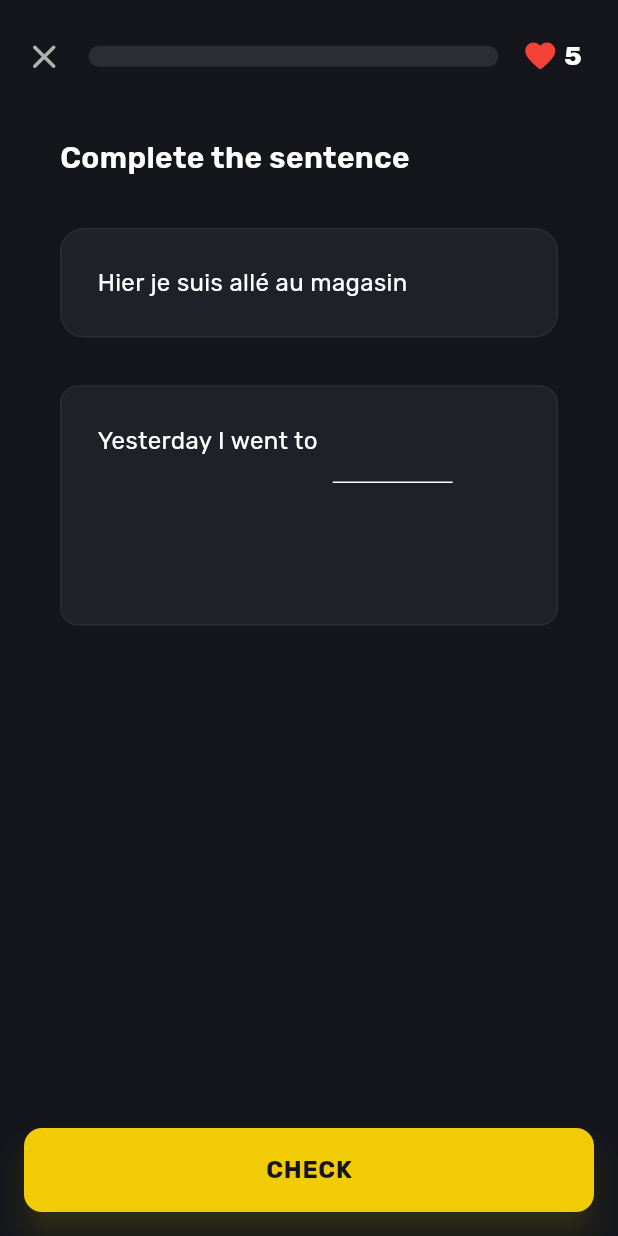
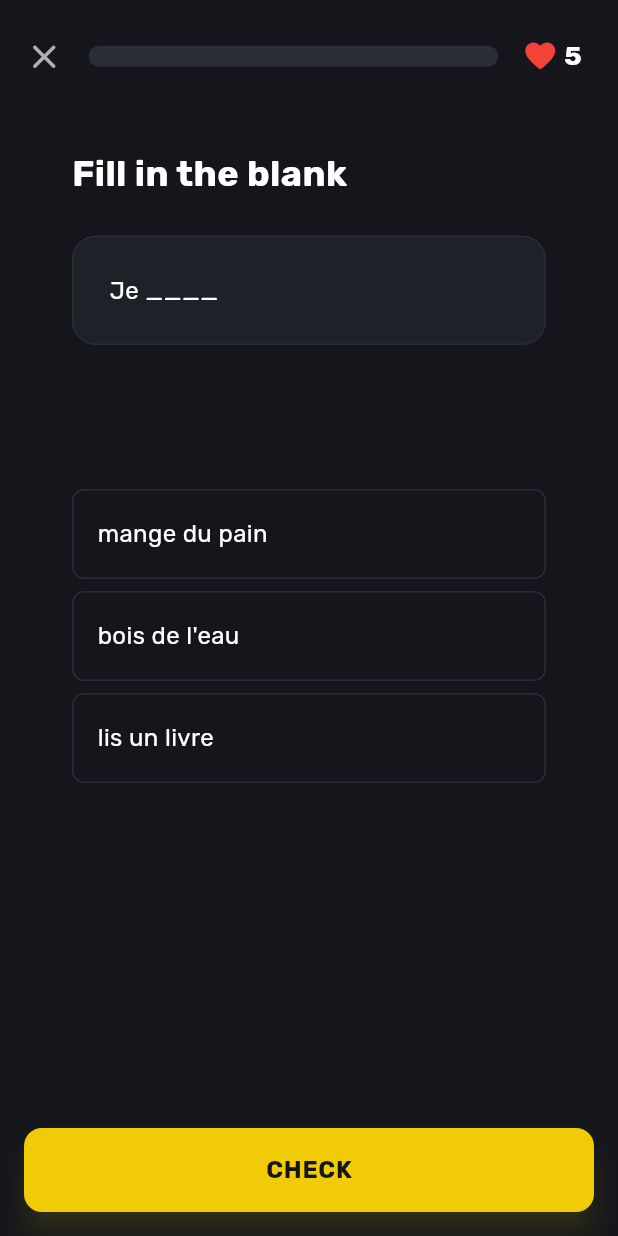
Before and after one commit to hadamard-2/lisan_app, a Flutter app: the screen it shows after launch, on a phone screen of 412 x 824 dp. Run offline on Flutter 3.47's test engine with Material 3 defaults, Android fonts, the phone set to English and light mode, and no system bars; our stand-ins replace google_fonts, material_symbols_icons.

Commit message:
feat: implement FillInBlankExercise
- added FillInBlankExercise widget
- defined FillInBlankExerciseData and FillInBlankHandler
- corrected file name: complete_sentence_data.dart --> complete_sentence_exercise_data.dart

```diff
--- a/lib/exercise_handlers/complete_sentence_handler.dart
+++ b/lib/exercise_handlers/complete_sentence_handler.dart
@@ -1,4 +1,4 @@
-import 'package:lisan_app/models/complete_sentence_data.dart';
+import 'package:lisan_app/models/complete_sentence_exercise_data.dart';
 import 'package:lisan_app/models/exercise_result.dart';
 
 class CompleteSentenceHandler implements ExerciseHandler {
@@ -14,7 +14,7 @@ class CompleteSentenceHandler implements ExerciseHandler {
       isCorrect: isCorrect,
       feedbackMessage: isCorrect
           ? 'Great job!'
-          : 'It\'s okay to make mistakes as long as we learn from them.',
+          : 'Mistakes are lessons in disguise.',
       correctAnswer: _getCorrectAnswer(),
     );
   }
--- a/lib/exercise_handlers/exercise_handler_factory.dart
+++ b/lib/exercise_handlers/exercise_handler_factory.dart
@@ -4,8 +4,9 @@ import 'package:lisan_app/exercise_handlers/listening_handler.dart';
 import 'package:lisan_app/exercise_handlers/picture_matching_handler.dart';
 import 'package:lisan_app/exercise_handlers/speaking_handler.dart';
 import 'package:lisan_app/exercise_handlers/translation_handler.dart';
-import 'package:lisan_app/models/complete_sentence_data.dart';
+import 'package:lisan_app/models/complete_sentence_exercise_data.dart';
 import 'package:lisan_app/models/exercise_result.dart';
+import 'package:lisan_app/models/fill_in_blank_data.dart';
 import 'package:lisan_app/models/translation_exercise_data.dart';
 
 class ExerciseHandlerFactory {
@@ -16,7 +17,7 @@ class ExerciseHandlerFactory {
       case 'complete_sentence':
         return CompleteSentenceHandler(CompleteSentenceExerciseData.fromJson(exercise));
       case 'fill_in_blank':
-        return FillInBlankHandler(exercise);
+        return FillInBlankHandler(FillInBlankExerciseData.fromJson(exercise));
       case 'speaking':
         return SpeakingHandler(exercise);
       case 'listening':
--- /dev/null
+++ b/lib/exercise_handlers/fill_in_blank_handler.dart
@@ -0,0 +1,42 @@
+import 'package:lisan_app/models/exercise_result.dart';
+import 'package:lisan_app/models/fill_in_blank_data.dart';
+
+class FillInBlankHandler implements ExerciseHandler {
+  final FillInBlankExerciseData exerciseData;
+
+  FillInBlankHandler(this.exerciseData);
+
+  @override
+  ExerciseResult validateAndGetFeedback(dynamic userAnswer) {
+    final isCorrect = _validate(userAnswer);
+
+    return ExerciseResult(
+      isCorrect: isCorrect,
+      feedbackMessage: isCorrect
+          ? 'Excellent! You selected the correct word(s).'
+          : 'Mistakes are lessons in disguise.',
+      correctAnswer: _getCorrectAnswer(),
+    );
+  }
+
+  bool _validate(dynamic userAnswer) {
+    if (userAnswer.toString().isEmpty) return false;
+
+    final userAnswerSplit = userAnswer.toString().split(' ... ');
+    print('userAnswerSplit: $userAnswerSplit');
+
+    String finalUserAnswer = exerciseData.sentenceWithPlaceholders;
+    for (int i = 0; i < userAnswerSplit.length; i++) {
+      finalUserAnswer = finalUserAnswer.replaceFirst(
+        '____',
+        userAnswerSplit[i],
+      );
+    }
+
+    return exerciseData.correctAnswers.contains(finalUserAnswer);
+  }
+
+  String _getCorrectAnswer() {
+    return exerciseData.correctAnswers.first;
+  }
+}
--- a/lib/exercise_handlers/translation_handler.dart
+++ b/lib/exercise_handlers/translation_handler.dart
@@ -14,7 +14,7 @@ class TranslationHandler implements ExerciseHandler {
       isCorrect: isCorrect,
       feedbackMessage: isCorrect
           ? 'Excellent! Your translation is correct.'
-          : 'It\'s okay to make mistakes, as long as we learn from them.',
+          : 'Mistakes are lessons in disguise.',
       correctAnswer: _getCorrectAnswer(),
     );
   }
--- a/lib/main.dart
+++ b/lib/main.dart
@@ -1,9 +1,11 @@
 import 'package:flutter/material.dart';
 import 'package:google_fonts/google_fonts.dart';
 import 'package:lisan_app/exercise_handlers/exercise_handler_factory.dart';
-import 'package:lisan_app/models/complete_sentence_data.dart';
 import 'package:lisan_app/models/exercise_result.dart';
+import 'package:lisan_app/models/complete_sentence_exercise_data.dart';
+import 'package:lisan_app/models/fill_in_blank_data.dart';
 import 'package:lisan_app/models/translation_exercise_data.dart';
+import 'package:lisan_app/pages/exercise/fill_in_blank_exercise.dart';
 
 import 'package:lisan_app/pages/exercise/lesson_template.dart';
 import 'package:lisan_app/pages/exercise/lesson_completion_page.dart';
@@ -62,42 +64,67 @@ class _MyAppState extends State<MyApp> {
     //     "correct_answers": ["Ils sont différents maintenant"],
     //   },
     // },
+    // {
+    //   "id": "cs_001",
+    //   "type": "complete_sentence",
+    //   "subtype": "given_start",
+    //   "instruction": "Complete the sentence",
+    //   "data": {
+    //     "target_sentence": "Hier je suis allé au magasin",
+    //     "provided_text": "Yesterday I went to",
+    //     "correct_answers": ["Yesterday I went to the store"],
+    //   },
+    // },
+    // {
+    //   "id": "cs_002",
+    //   "type": "complete_sentence",
+    //   "subtype": "given_end",
+    //   "instruction": "Complete the sentence",
+    //   "data": {
+    //     "target_sentence": "La pizza est ma nourriture préférée",
+    //     "provided_text": "is my favorite food",
+    //     "correct_answers": ["Pizza is my favorite food"],
+    //   },
+    // },
+    // {
+    //   "id": "cs_003",
+    //   "type": "complete_sentence",
+    //   "subtype": "select_from_blocks",
+    //   "instruction": "Complete the sentence",
+    //   "data": {
+    //     "target_sentence": "Le soleil brille dans le ciel",
+    //     "display_with_blanks": "The ____ is ____ in the sky",
+    //     "blocks": ["sun", "shining", "moon", "bright", "bird", "flying"],
+    //     "correct_answers": ["The sun is shining in the sky"],
+    //   },
+    // },
     {
-      "id": "cs_001",
-      "type": "complete_sentence",
-      "subtype": "given_start",
-      "instruction": "Complete the sentence",
+      "id": "fb_001",
+      "type": "fill_in_blank",
+      "instruction": "Fill in the blank",
       "data": {
-        "target_sentence": "Hier je suis allé au magasin",
-        "provided_text": "Yesterday I went to",
-        "correct_answers": ["Yesterday I went to the store"],
+        "sentence_with_placeholders": "Je ____",
+        "options": ["mange du pain", "bois de l'eau", "lis un livre"],
+        "correct_answers": ["Je mange du pain"],
       },
     },
     {
-      "id": "cs_002",
-      "type": "complete_sentence",
-      "subtype": "given_end",
-      "instruction": "Complete the sentence",
+      "id": "fb_002",
+      "type": "fill_in_blank",
+      "instruction": "Fill in the blank",
       "data": {
-        "target_sentence": "La pizza est ma nourriture préférée",
-        "provided_text": "is my favorite food",
-        "correct_answers": ["Pizza is my favorite food"],
-      },
-    },
-    {
-      "id": "cs_003",
-      "type": "complete_sentence",
-      "subtype": "select_from_blocks",
-      "instruction": "Complete the sentence",
-      "data": {
-        "target_sentence": "Le soleil brille dans le ciel",
-        "display_with_blanks": "The ____ is ____ in the sky",
-        "blocks": ["sun", "shining", "moon", "bright", "bird", "flying"],
-        "correct_answers": ["The sun is shining in the sky"],
+        "sentence_with_placeholders": "____ est allé ____",
+        "options": [
+          "Il ... à l'école",
+          "Elle ... au marché",
+          "Nous ... au parc",
+        ],
+        "correct_answers": ["Il est allé à l'école"],
       },
     },
   ];
 
+  // NOTE - why the fuck am I accepting isCorrect here?!
   void _onTranslationAnswerChanged(int exerciseIndex, bool isCorrect) {
     setState(() {
       exerciseAnswers[exerciseIndex] = isCorrect;
@@ -105,6 +132,12 @@ class _MyAppState extends State<MyApp> {
   }
 
   void _onCompleteSentenceAnswerChanged(int exerciseIndex, String answer) {
+    setState(() {
+      exerciseAnswers[exerciseIndex] = answer;
+    });
+  }
+
+  void _onFillInBlankAnswerChanged(int exerciseIndex, String answer) {
     setState(() {
       exerciseAnswers[exerciseIndex] = answer;
     });
@@ -151,6 +184,13 @@ class _MyAppState extends State<MyApp> {
                 onAnswerChanged: (answer) =>
                     _onCompleteSentenceAnswerChanged(index, answer),
               );
+            case 'fill_in_blank':
+              return FillInBlankExercise(
+                key: ValueKey(exercise['id']),
+                exerciseData: FillInBlankExerciseData.fromJson(exercise),
+                onAnswerChanged: (answer) =>
+                    _onFillInBlankAnswerChanged(index, answer),
+              );
             default:
               return Center(child: Text('Unknown exercise type'));
           }
--- a/lib/models/exercise_data.dart
+++ b/lib/models/exercise_data.dart
@@ -1,7 +1,7 @@
 class ExerciseData {
   final String id;
   final String type;
-  final String subtype;
+  final String? subtype;
   final String instruction;
 
   const ExerciseData({
--- /dev/null
+++ b/lib/models/fill_in_blank_data.dart
@@ -0,0 +1,41 @@
+import 'package:lisan_app/models/exercise_data.dart';
+
+class FillInBlankExerciseData extends ExerciseData {
+  final String sentenceWithPlaceholders;
+  final List<String> options;
+  final List<String> correctAnswers;
+
+  FillInBlankExerciseData({
+    required super.id,
+    required super.type,
+    required super.instruction,
+    required this.sentenceWithPlaceholders,
+    required this.options,
+    required this.correctAnswers,
+  }) : super(subtype: null);
+
+  factory FillInBlankExerciseData.fromJson(Map<String, dynamic> json) {
+    final data = json['data'] as Map<String, dynamic>;
+    return FillInBlankExerciseData(
+      id: json['id'],
+      type: json['type'],
+      instruction: json['instruction'],
+      sentenceWithPlaceholders: data['sentence_with_placeholders'],
+      options: List<String>.from(data['options']),
+      correctAnswers: List<String>.from(data['correct_answers']),
+    );
+  }
+
+  Map<String, dynamic> toJson() {
+    return {
+      'id': id,
+      'type': type,
+      'instruction': instruction,
+      'data': {
+        'sentence_with_placeholders': sentenceWithPlaceholders,
+        'options': options,
+        'correct_answers': correctAnswers,
+      },
+    };
+  }
+}
--- a/lib/pages/exercise/complete_sentence_exercise.dart
+++ b/lib/pages/exercise/complete_sentence_exercise.dart
@@ -1,6 +1,6 @@
 import 'package:flutter/material.dart';
 import 'package:lisan_app/design/theme.dart';
-import 'package:lisan_app/models/complete_sentence_data.dart';
+import 'package:lisan_app/models/complete_sentence_exercise_data.dart';
 import 'package:lisan_app/pages/exercise/exercise_widget.dart';
 
 class CompleteSentenceExercise extends ExerciseWidget {
@@ -172,7 +172,7 @@ class _GivenTextWidgetState extends State<GivenTextWidget> {
         Container(
           width: double.infinity,
           height: 160,
-          padding: const EdgeInsets.all(DesignSpacing.lg), // Standardized to lg
+          padding: const EdgeInsets.all(DesignSpacing.lg),
           decoration: BoxDecoration(
             color: DesignColors.backgroundCard,
             borderRadius: BorderRadius.circular(12),
--- /dev/null
+++ b/lib/pages/exercise/fill_in_blank_exercise.dart
@@ -0,0 +1,141 @@
+import 'package:flutter/material.dart';
+import 'package:lisan_app/design/theme.dart';
+import 'package:lisan_app/models/fill_in_blank_data.dart';
+import 'package:lisan_app/pages/exercise/exercise_widget.dart';
+
+class FillInBlankExercise extends ExerciseWidget {
+  final FillInBlankExerciseData exerciseData;
+  final Function(String) onAnswerChanged;
+
+  const FillInBlankExercise({
+    super.key,
+    required this.exerciseData,
+    required this.onAnswerChanged,
+    super.isRequeued = false,
+  });
+
+  @override
+  State<FillInBlankExercise> createState() => _FillInBlankExerciseState();
+
+  @override
+  ExerciseWidget copyWith({
+    FillInBlankExerciseData? exerciseData,
+    Function(String)? onAnswerChanged,
+    bool? isRequeued,
+    Key? key,
+  }) {
+    return FillInBlankExercise(
+      key: key ?? this.key,
+      exerciseData: exerciseData ?? this.exerciseData,
+      onAnswerChanged: onAnswerChanged ?? this.onAnswerChanged,
+      isRequeued: isRequeued ?? this.isRequeued,
+    );
+  }
+}
+
+class _FillInBlankExerciseState extends State<FillInBlankExercise> {
+  int _selectedOptionIndex = -1;
+
+  @override
+  Widget build(BuildContext context) {
+    final instruction = widget.exerciseData.instruction;
+    final options = widget.exerciseData.options;
+
+    return Container(
+      width: double.infinity,
+      padding: const EdgeInsets.all(DesignSpacing.lg),
+      child: Column(
+        crossAxisAlignment: CrossAxisAlignment.start,
+        children: [
+          if (widget.isRequeued)
+            Row(
+              children: [
+                Icon(Icons.repeat_rounded, color: Colors.orange),
+                SizedBox(width: DesignSpacing.sm),
+                Text(
+                  'PREVIOUS MISTAKE',
+                  style: const TextStyle(
+                    color: Colors.orange,
+                    fontSize: 14,
+                    fontWeight: FontWeight.w600,
+                  ),
+                ),
+                SizedBox(height: DesignSpacing.xxxl),
+              ],
+            ),
+
+          // Instruction text
+          Text(
+            instruction,
+            style: const TextStyle(
+              color: DesignColors.textPrimary,
+              fontSize: 24,
+              fontWeight: FontWeight.bold,
+            ),
+          ),
+          const SizedBox(height: DesignSpacing.lg),
+
+          ..._buildExerciseContent(options),
+        ],
+      ),
+    );
+  }
+
+  List<Widget> _buildExerciseContent(List<String> options) {
+    return [
+      Container(
+        width: double.infinity,
+        padding: const EdgeInsets.all(DesignSpacing.lg),
+        decoration: BoxDecoration(
+          color: DesignColors.backgroundCard,
+          borderRadius: BorderRadius.circular(16),
+          border: Border.all(color: DesignColors.backgroundBorder),
+        ),
+        child: Text(
+          widget.exerciseData.sentenceWithPlaceholders,
+          style: const TextStyle(color: DesignColors.textPrimary, fontSize: 16),
+        ),
+      ),
+      const SizedBox(height: DesignSpacing.xxxl * 2),
+
+      // Choices
+      ListView.builder(
+        shrinkWrap: true,
+        itemCount: options.length,
+        itemBuilder: (context, index) {
+          return GestureDetector(
+            onTap: () {
+              setState(() {
+                _selectedOptionIndex = index;
+              });
+
+              widget.onAnswerChanged(options[index]);
+            },
+            child: Container(
+              width: double.infinity,
+              height: 60,
+              alignment: Alignment.centerLeft,
+              padding: const EdgeInsets.all(DesignSpacing.md),
+              margin: const EdgeInsets.only(bottom: DesignSpacing.sm),
+              decoration: BoxDecoration(
+                border: Border.all(
+                  color: _selectedOptionIndex == index
+                      ? DesignColors.primary
+                      : DesignColors.backgroundBorder,
+                ),
+                borderRadius: BorderRadius.circular(8),
+              ),
+              child: Text(
+                options[index],
+                style: const TextStyle(
+                  color: DesignColors.textPrimary,
+                  fontSize: 16,
+                ),
+              ),
+            ),
+          );
+        },
+      ),
+    ];
+  }
+}
--- a/lib/pages/exercise/translation_exercise.dart
+++ b/lib/pages/exercise/translation_exercise.dart
@@ -289,12 +289,12 @@ class _BlockBuildWidgetState extends State<BlockBuildWidget>
                   ),
                   decoration: BoxDecoration(
                     color: block.isSelected
-                        ? DesignColors.backgroundCard.withOpacity(0.5)
+                        ? DesignColors.backgroundCard.withAlpha((0.5 * 255).toInt())
                         : Colors.transparent,
                     borderRadius: BorderRadius.circular(8),
                     border: Border.all(
                       color: block.isSelected
-                          ? DesignColors.backgroundBorder.withOpacity(0.5)
+                          ? DesignColors.backgroundBorder.withAlpha((0.5 * 255).toInt())
                           : DesignColors.backgroundBorder,
                     ),
                   ),
```
Also changed, not shown: lib/models/complete_sentence_exercise_data.dart (renamed from lib/models/complete_sentence_data.dart).
